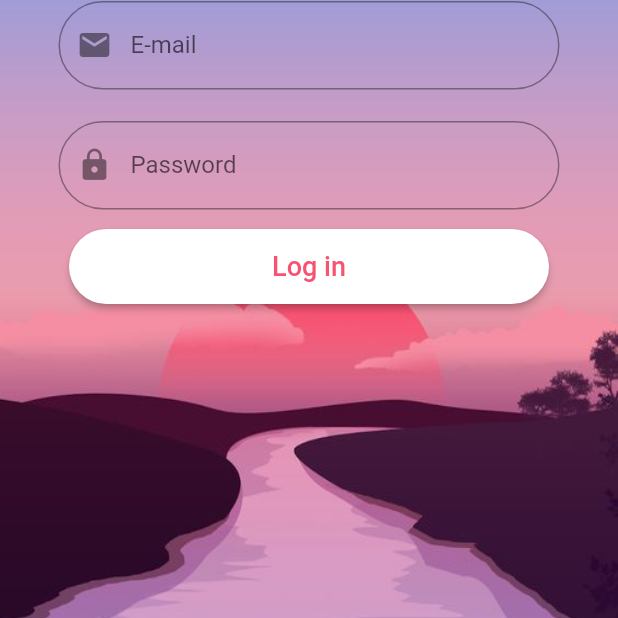
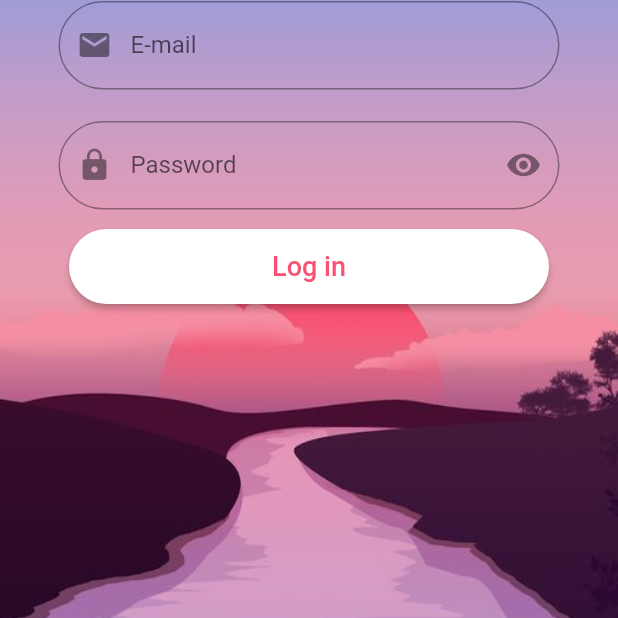
Before and after one commit to vitto2/travel-go-app, a Flutter app: the Login screen opened by its route, on a phone screen of 412 x 824 dp, the part 434-1052 px from its top. Run offline on Flutter 3.47's test engine with Material 2 defaults, Android fonts, the phone set to English and light mode, and no system bars.

Commit message:
inserindo botão de eye para configurar exibição de senha e transformado o widget principal em single child scroll view para resolver o problema de quebra de layout ao abrir teclado

```diff
--- a/lib/src/design System/atoms/my_text_field_widget.dart
+++ b/lib/src/design System/atoms/my_text_field_widget.dart
@@ -1,8 +1,15 @@
 import 'package:flutter/material.dart';
 
 class MyTextField extends StatelessWidget {
-  MyTextField({this.prefixIcon,  this.hintText, required this.label, super.key});
+  MyTextField({
+    this.suffixIcon,
+    this.prefixIcon,
+    this.hintText,
+    required this.label,
+    super.key,
+  });
 
+  Widget? suffixIcon;
   String? hintText;
   Widget? label;
   OutlineInputBorder outlineborder = OutlineInputBorder(
@@ -20,6 +27,7 @@ class MyTextField extends StatelessWidget {
           label: label,
           border: outlineborder,
           prefixIcon: prefixIcon,
+          suffixIcon: suffixIcon,
         ),
       ),
     );
--- a/lib/src/design System/molecules/input_texts_login_page.dart
+++ b/lib/src/design System/molecules/input_texts_login_page.dart
@@ -29,6 +29,7 @@ class InputTextsLoginPage extends StatelessWidget {
                 label: const Text("Password"),
                 hintText: '••••••••',
                 prefixIcon: const Icon(Icons.lock),
+                suffixIcon: const Icon(Icons.remove_red_eye),
               ),
             ),
             SizedBox(
--- a/lib/src/pages/login_screen.dart
+++ b/lib/src/pages/login_screen.dart
@@ -9,7 +9,8 @@ class Login extends StatelessWidget {
   @override
   Widget build(BuildContext context) {
     return Scaffold(
-      body: Container(
+      body: SingleChildScrollView(
+        child: Container(
           width: MediaQuery.of(context).size.width,
           height: MediaQuery.of(context).size.height,
           decoration: const BoxDecoration(
@@ -31,6 +32,7 @@ class Login extends StatelessWidget {
             ],
           ),
         ),
+      ),
     );
   }
 }
```
Lines whose indentation alone changed are shown as unchanged.
